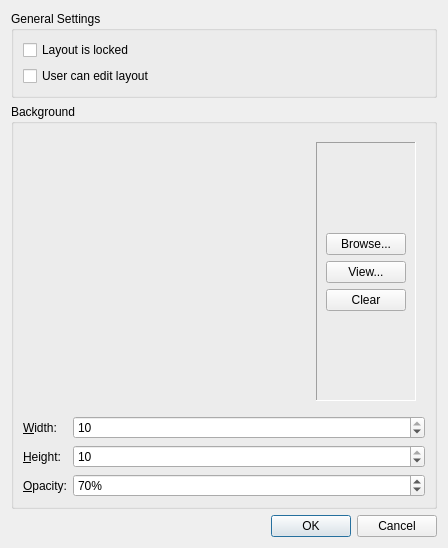
networkoptix/nx_open, file client/src/ui/dialogs/layout_settings_dialog.ui: the form before one commit.
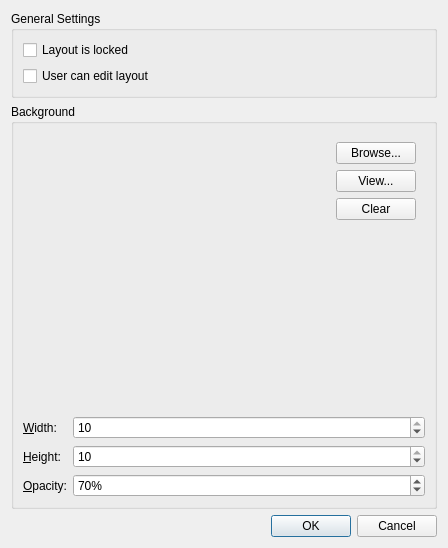
The form after the commit. Icons and pictures are not drawn.

Commit message:
Image preview dialog improved
<==== Mercurial data ====>
Branch: master

Patch:
```diff
--- a/client/src/ui/dialogs/layout_settings_dialog.ui
+++ b/client/src/ui/dialogs/layout_settings_dialog.ui
@@ -52,17 +52,8 @@
          <layout class="QHBoxLayout" name="horizontalLayout" stretch="1,0">
           <item>
            <widget class="QLabel" name="imageLabel">
-            <property name="sizePolicy">
-             <sizepolicy hsizetype="Expanding" vsizetype="Expanding">
-              <horstretch>0</horstretch>
-              <verstretch>0</verstretch>
-             </sizepolicy>
-            </property>
             <property name="text">
-             <string notr="true"/>
-            </property>
-            <property name="pixmap">
-             <pixmap>:/skin/tree/snapshot.png</pixmap>
+             <string notr="true">&lt;No image&gt;</string>
             </property>
             <property name="alignment">
              <set>Qt::AlignCenter</set>
@@ -70,30 +61,7 @@
            </widget>
           </item>
           <item>
-           <widget class="QFrame" name="verticalFrame">
-            <property name="frameShape">
-             <enum>QFrame::Panel</enum>
-            </property>
-            <property name="frameShadow">
-             <enum>QFrame::Sunken</enum>
-            </property>
-            <property name="lineWidth">
-             <number>1</number>
-            </property>
-            <layout class="QVBoxLayout" name="verticalLayout">
-             <item>
-              <spacer name="verticalSpacer_4">
-               <property name="orientation">
-                <enum>Qt::Vertical</enum>
-               </property>
-               <property name="sizeHint" stdset="0">
-                <size>
-                 <width>20</width>
-                 <height>40</height>
-                </size>
-               </property>
-              </spacer>
-             </item>
+           <layout class="QVBoxLayout" name="verticalLayout_6">
              <item>
               <widget class="QPushButton" name="selectButton">
                <property name="text">
@@ -135,7 +103,6 @@
               </spacer>
              </item>
             </layout>
-           </widget>
           </item>
          </layout>
         </widget>
```
Lines whose indentation alone changed are shown as unchanged. The commit also changes 4 other files.
